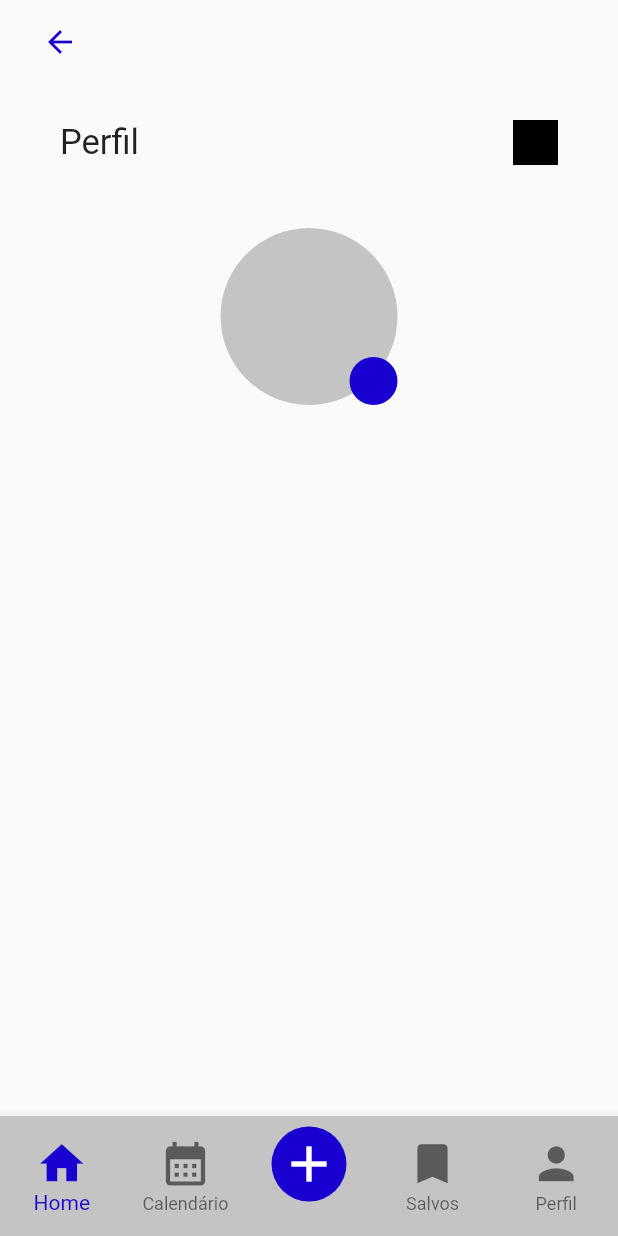
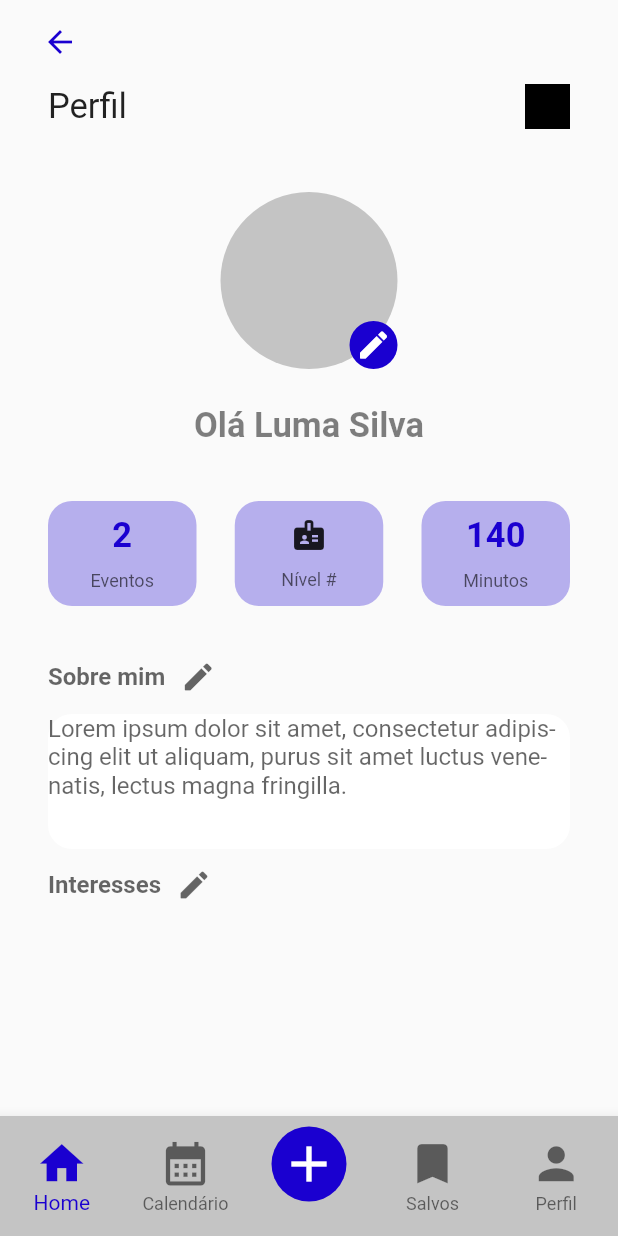
Before and after one commit to wennys-camilo/joinme, a Flutter app: the ProfilePage screen opened by its route, on a phone screen of 412 x 824 dp. Run offline on Flutter 3.47's test engine with Material 2 defaults, Android fonts, the phone set to English and light mode, and no system bars; our stand-ins replace brasil_fields, dartz, dio, flutter_form_builder, flutter_modular, flutter_secure_storage and 4 more; missing offline and left inert: validatorless; accounts and stored records are empty.

Commit message:
profile page

```diff
--- a/lib/app/modules/home/submodules/profile/presentation/profile_page.dart
+++ b/lib/app/modules/home/submodules/profile/presentation/profile_page.dart
@@ -1,5 +1,8 @@
+import 'package:flutter/material.dart';
+import 'package:flutter_modular/flutter_modular.dart';
 import '../../../../../shared/presentation/themes/app_theme.dart';
-import 'package:flutter/material.dart';
+import 'widgets/container_light_primary_widget.dart';
+import 'widgets/subtitle_text_widget.dart';
 
 class ProfilePage extends StatelessWidget {
   const ProfilePage({Key? key}) : super(key: key);
@@ -13,20 +16,17 @@
           padding: const EdgeInsets.only(left: 20),
           child: IconButton(
             icon: Icon(Icons.arrow_back, color: AppTheme.colors.primary),
-            onPressed: () => Navigator.of(context).pop(),
+            onPressed: () => Modular.to.pop(),
           ),
         ),
         backgroundColor: Colors.transparent,
       ),
       body: SingleChildScrollView(
+        child: Padding(
+          padding: const EdgeInsets.symmetric(horizontal: 32),
           child: Column(
             children: [
-            const SizedBox(
-              height: 24,
-            ),
-            Padding(
-              padding: const EdgeInsets.symmetric(horizontal: 40),
-              child: Row(
+              Row(
                 mainAxisAlignment: MainAxisAlignment.spaceBetween,
                 children: [
                   const Text(
@@ -40,23 +40,29 @@
                   )
                 ],
               ),
-            ),
               const SizedBox(
                 height: 42,
               ),
-            Center(
+              GestureDetector(
+                onDoubleTap: () {},
+                child: Center(
                   child: Stack(
                     children: [
                       Container(
                         height: 118,
                         width: 118,
                         decoration: BoxDecoration(
-                        shape: BoxShape.circle, color: AppTheme.colors.grey),
+                            shape: BoxShape.circle,
+                            color: AppTheme.colors.grey),
                       ),
                       Positioned(
                         bottom: 0,
                         right: 0,
                         child: Container(
+                            child: Icon(
+                              Icons.create_rounded,
+                              color: AppTheme.colors.white,
+                            ),
                             height: 32,
                             width: 32,
                             decoration: BoxDecoration(
@@ -65,8 +71,94 @@
                       )
                     ],
                   ),
-            )
+                ),
+              ),
+              Padding(
+                padding: const EdgeInsets.only(top: 24, bottom: 37),
+                child: Text(
+                  'Olá Luma Silva',
+                  style: TextStyle(
+                      color: AppTheme.colors.black.withOpacity(0.5),
+                      fontSize: 23,
+                      fontWeight: FontWeight.w700),
+                ),
+              ),
+              Row(
+                mainAxisAlignment: MainAxisAlignment.spaceBetween,
+                children: [
+                  ContainerLightPrimary(
+                    superiorIcon: Text(
+                      '2',
+                      style: TextStyle(
+                          color: AppTheme.colors.primary,
+                          fontSize: 23,
+                          fontWeight: FontWeight.w700),
+                    ),
+                    inferior: 'Eventos',
+                  ),
+                  const ContainerLightPrimary(
+                    superiorIcon: Icon(Icons.badge),
+                    inferior: 'Nível #',
+                  ),
+                  ContainerLightPrimary(
+                    superiorIcon: Text(
+                      '140',
+                      style: TextStyle(
+                          color: AppTheme.colors.primary,
+                          fontSize: 23,
+                          fontWeight: FontWeight.w700),
+                    ),
+                    inferior: 'Minutos',
+                  ),
                 ],
+              ),
+              const SizedBox(
+                height: 35,
+              ),
+              Row(
+                children: [
+                  const SubtitleText(
+                    subtitle: 'Sobre mim',
+                  ),
+                  const SizedBox(
+                    width: 10,
+                  ),
+                  Icon(Icons.create_rounded,
+                      color: AppTheme.colors.black.withOpacity(0.6)),
+                ],
+              ),
+              const SizedBox(
+                height: 13,
+              ),
+              Container(
+                child: Text(
+                  'Lorem ipsum dolor sit amet, consectetur adipis-cing elit ut aliquam, purus sit amet luctus vene-natis, lectus magna fringilla.',
+                  style: TextStyle(
+                      color: AppTheme.colors.black.withOpacity(0.6),
+                      fontSize: 16,
+                      fontWeight: FontWeight.w400),
+                ),
+                width: double.infinity,
+                height: 90,
+                decoration: BoxDecoration(
+                    color: Colors.white,
+                    borderRadius: BorderRadius.circular(16)),
+              ),
+              const SizedBox(
+                height: 12,
+              ),
+              Row(
+                children: [
+                  const SubtitleText(subtitle: 'Interesses'),
+                  const SizedBox(
+                    width: 10,
+                  ),
+                  Icon(Icons.create_rounded,
+                      color: AppTheme.colors.black.withOpacity(0.6)),
+                ],
+              ),
+            ],
+          ),
         ),
       ),
     );
--- /dev/null
+++ b/lib/app/modules/home/submodules/profile/presentation/widgets/container_light_primary_widget.dart
@@ -0,0 +1,36 @@
+import 'package:flutter/material.dart';
+import '../../../../../../shared/presentation/themes/app_theme.dart';
+
+class ContainerLightPrimary extends StatelessWidget {
+  final Widget superiorIcon;
+  final String inferior;
+  const ContainerLightPrimary({
+    Key? key,
+    required this.superiorIcon,
+    required this.inferior,
+  }) : super(key: key);
+
+  @override
+  Widget build(BuildContext context) {
+    return Container(
+      child: Column(
+        mainAxisAlignment: MainAxisAlignment.spaceEvenly,
+        children: [
+          superiorIcon,
+          Text(
+            inferior,
+            style: TextStyle(
+                color: AppTheme.colors.black.withOpacity(0.6),
+                fontSize: 12,
+                fontWeight: FontWeight.w400),
+          )
+        ],
+      ),
+      width: 99,
+      height: 70,
+      decoration: BoxDecoration(
+          color: AppTheme.colors.primary.withOpacity(0.3),
+          borderRadius: BorderRadius.circular(16)),
+    );
+  }
+}
--- /dev/null
+++ b/lib/app/modules/home/submodules/profile/presentation/widgets/subtitle_text_widget.dart
@@ -0,0 +1,21 @@
+import 'package:flutter/material.dart';
+import '../../../../../../shared/presentation/themes/app_theme.dart';
+
+class SubtitleText extends StatelessWidget {
+  final String subtitle;
+  const SubtitleText({
+    Key? key,
+    required this.subtitle,
+  }) : super(key: key);
+
+  @override
+  Widget build(BuildContext context) {
+    return Text(
+      subtitle,
+      style: TextStyle(
+          color: AppTheme.colors.black.withOpacity(0.6),
+          fontSize: 16,
+          fontWeight: FontWeight.w700),
+    );
+  }
+}
--- a/lib/app/modules/onboarding/presentation/widgets/body_onboard_widget.dart
+++ b/lib/app/modules/onboarding/presentation/widgets/body_onboard_widget.dart
@@ -1,5 +1,5 @@
 import 'package:flutter/material.dart';
-import 'package:flutter_modular/flutter_modular.dart';
+
 import 'package:flutter_svg/flutter_svg.dart';
 import '../../../../shared/presentation/themes/app_theme.dart';
 import '../../../../shared/presentation/widgets/rounded_button_widget.dart';
@@ -64,13 +64,6 @@
                 StepsOnboardingWidget(
                   numPage: numBoard,
                 ),
-                GestureDetector(
-                  onTap: () => Modular.to.navigate('/login/'),
-                  child: Text(
-                    'Pular introdução',
-                    style: TextStyle(color: AppTheme.colors.primary),
-                  ),
-                ),
                 const SizedBox(
                   height: 20,
                 ),
```
Also changed, not shown: assets/images/bagde_icon.svg (added). Lines whose indentation alone changed are shown as unchanged.
